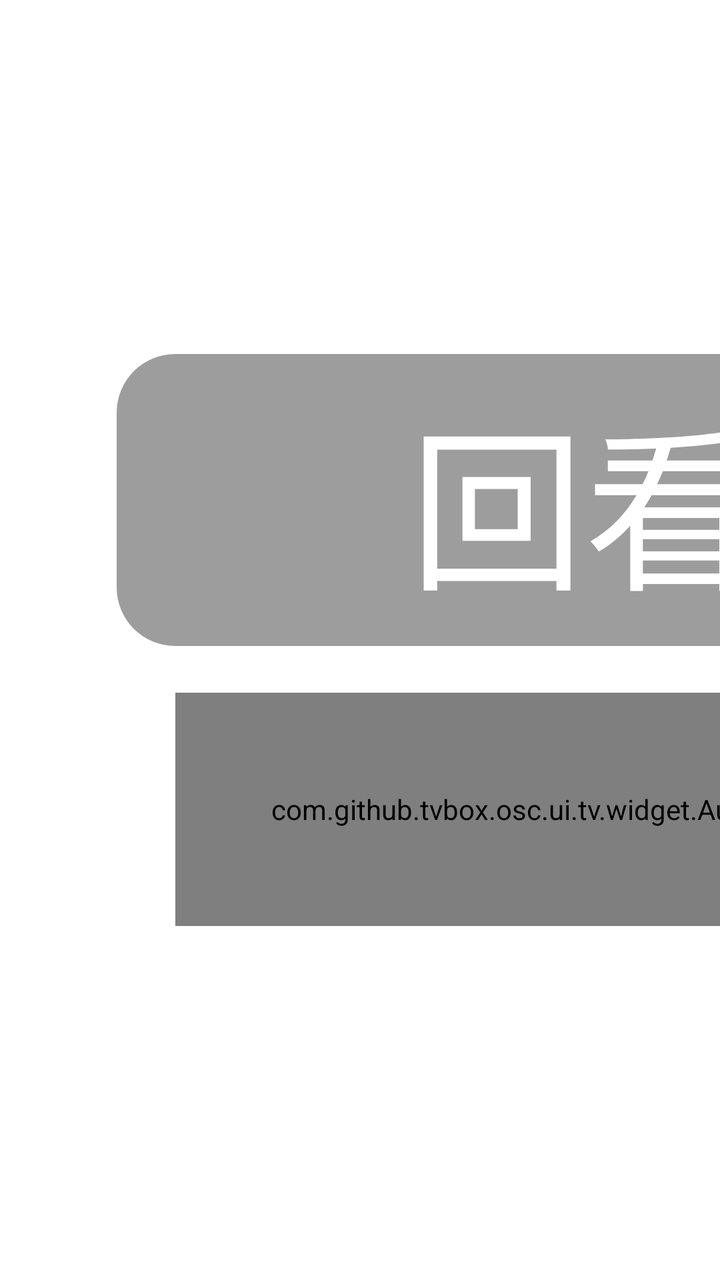
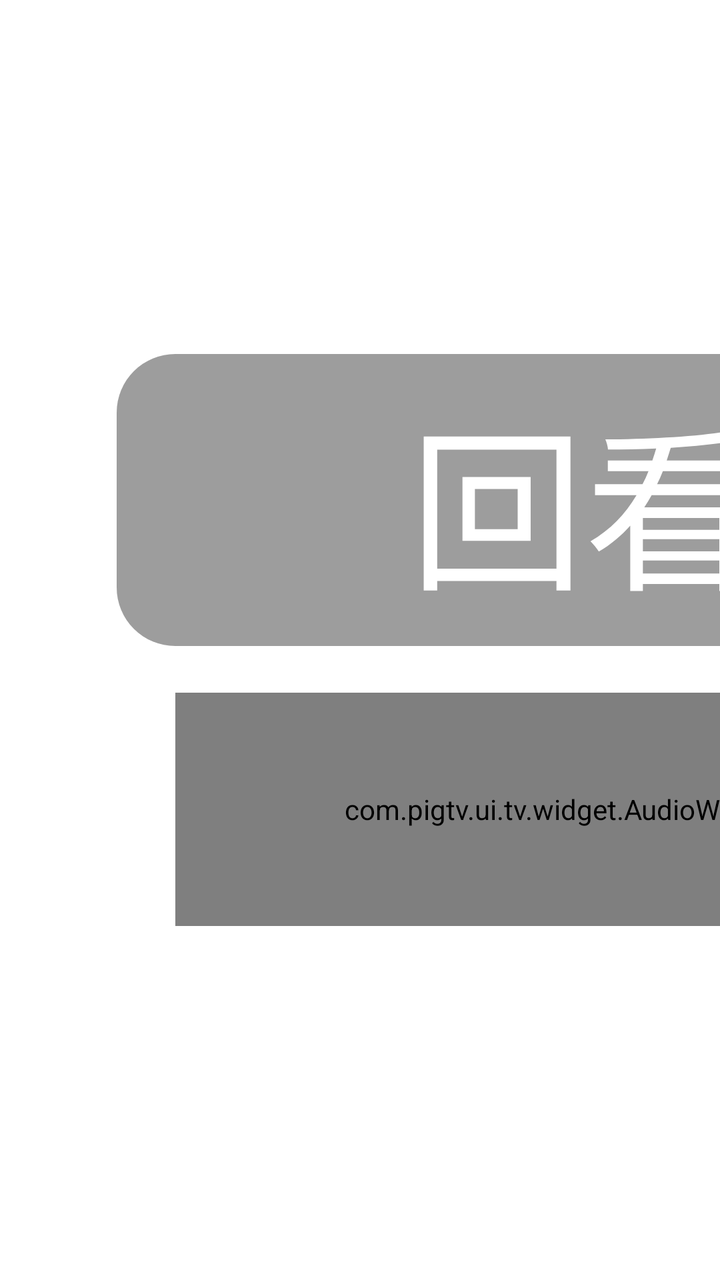

The first picture is an Android layout as it rendered before a commit; the second is the same layout after the commit. The layout source and the unified diff follow.
<!-- AndroidManifest.xml: application theme AppTheme.NoActionBar -->
<!-- res/layout/item_epglist.xml -->
<?xml version="1.0" encoding="utf-8"?>
<LinearLayout xmlns:android="http://schemas.android.com/apk/res/android"
    android:orientation="horizontal"
    android:gravity="bottom"
    android:id="@+id/cl_epg"
    android:background="@drawable/shape_live_select"
    android:layout_width="match_parent"
    android:layout_height="wrap_content"
    android:layout_marginTop="@dimen/vs_10"
    android:layout_marginBottom="@dimen/vs_10"
    android:clickable="true"
    android:focusable="true"
    android:paddingTop="@dimen/vs_5"
    android:paddingBottom="@dimen/vs_5" >

    <LinearLayout
        android:id="@+id/touch"
        android:orientation="vertical"
        android:layout_width="match_parent"
        android:paddingLeft="6dp"
        android:paddingRight="6dp"
        android:paddingBottom="5dp"
        android:paddingTop="5dp"
        android:layout_height="wrap_content"
        android:layout_weight="1">

        <TextView
            android:id="@+id/tv_epg_time"
            android:layout_width="match_parent"
            android:layout_height="wrap_content"
            android:paddingLeft="@dimen/vs_5"
            android:paddingRight="@dimen/vs_5"
            android:textSize="@dimen/vs_15" />

        <com.github.tvbox.osc.ui.tv.widget.MarqueeTextView
            android:id="@+id/tv_epg_name"
            android:layout_width="match_parent"
            android:layout_height="wrap_content"
            android:ellipsize="marquee"
            android:gravity="center|left"
            android:marqueeRepeatLimit="marquee_forever"
            android:paddingLeft="@dimen/vs_5"
            android:paddingRight="@dimen/vs_5"
            android:singleLine="true"
            android:textSize="@dimen/ts_18" />

    </LinearLayout>

    <LinearLayout
        android:layout_width="@dimen/vs_100"
        android:layout_height="wrap_content"
        android:layout_gravity="center_vertical"
        android:orientation="vertical"
        android:paddingLeft="@dimen/vs_5"
        android:paddingRight="@dimen/vs_5">

        <TextView
            android:id="@+id/shiyi"
            android:layout_width="@dimen/vs_80"
            android:layout_height="@dimen/vs_25"
            android:layout_gravity="center|center_vertical"
            android:layout_margin="@dimen/vs_2"
            android:background="@drawable/shape_setting_model_focus"
            android:gravity="center"
            android:text="回看"
            android:textColor="@color/color_FFFFFF"
            android:textSize="@dimen/vs_15" />

        <com.github.tvbox.osc.ui.tv.widget.AudioWaveView
            android:id="@+id/wqddg_AudioWaveView"
            android:layout_width="@dimen/vs_70"
            android:layout_height="@dimen/vs_20"
            android:layout_gravity="center|center_vertical"
            android:layout_margin="@dimen/vs_2"
            android:padding="@dimen/vs_5" />
    </LinearLayout>

</LinearLayout>
<!-- resources referenced by this layout -->
<resources>
  <color name="color_FFFFFF">#FFFFFF</color>
  <dimen name="ts_18">18mm</dimen>
  <dimen name="vs_10">10mm</dimen>
  <dimen name="vs_100">100mm</dimen>
  <dimen name="vs_15">15mm</dimen>
  <dimen name="vs_2">2mm</dimen>
  <dimen name="vs_20">20mm</dimen>
  <dimen name="vs_25">25mm</dimen>
  <dimen name="vs_5">5mm</dimen>
  <dimen name="vs_70">70mm</dimen>
  <dimen name="vs_80">80mm</dimen>
  <!-- drawable shape_live_select (drawable) -->
  <?xml version="1.0" encoding="utf-8"?>
  <selector xmlns:android="http://schemas.android.com/apk/res/android">
      <item android:state_focused="true" android:state_pressed="true">
          <shape>
              <corners android:radius="@dimen/vs_10" />
              <solid android:color="?attr/color_theme_40" />
          </shape>
      </item>
      <item android:state_focused="false" android:state_pressed="true">
          <shape>
              <corners android:radius="@dimen/vs_10" />
              <solid android:color="?attr/color_theme_40" />
          </shape>
      </item>
      <item android:state_focused="true">
          <shape>
              <corners android:radius="@dimen/vs_10" />
              <solid android:color="?attr/color_theme_40" />
  	    
  	    <stroke android:width="2mm" android:color="@android:color/white" />
          </shape>
      </item>
      <item android:state_focused="false" android:state_pressed="false">
          <shape>
              <corners android:radius="@dimen/vs_10" />
              <solid android:color="@android:color/transparent"/>
          </shape>
      </item>
  </selector>
  <!-- drawable shape_setting_model_focus (drawable) -->
  <?xml version="1.0" encoding="utf-8"?>
  <selector xmlns:android="http://schemas.android.com/apk/res/android">
      <item android:state_focused="true" android:state_pressed="true">
          <shape>
              <corners android:radius="@dimen/vs_5" />
              <solid android:color="?attr/color_theme_40" />
          </shape>
      </item>
      <item android:state_focused="false" android:state_pressed="true">
          <shape>
              <corners android:radius="@dimen/vs_5" />
              <solid android:color="?attr/color_theme_40" />
          </shape>
      </item>
      <item android:state_focused="true">
          <shape>
              <corners android:radius="@dimen/vs_5" />
              <solid android:color="?attr/color_theme_40" />
  	    
  	    <stroke android:width="2mm" android:color="@android:color/white" />
          </shape>
      </item>
      <item android:state_focused="false" android:state_pressed="false">
          <shape>
              <corners android:radius="@dimen/vs_5" />
              <solid android:color="@color/color_3D3D3D_50" />
          </shape>
      </item>
  </selector>
  <style name="AppTheme.NoActionBar">
          <item name="android:windowActionBar">false</item>
          <item name="android:windowNoTitle">true</item>
          <item name="windowActionBar">false</item>
          <item name="android:windowFullscreen">true</item>//全屏即无通知栏
          <item name="android:windowContentOverlay">@null</item>//是否有遮盖
          <item name="windowNoTitle">true</item>
          
          
          <item name="android:windowBackground">@android:color/transparent</item>
      </style>
  <color name="color_3D3D3D_50">#803D3D3D</color>
</resources>

<!-- the commit's change to res/layout/item_epglist.xml (unified diff, before → after) -->
@@ -32,7 +32,7 @@
             android:paddingRight="@dimen/vs_5"
             android:textSize="@dimen/vs_15" />
 
-        <com.github.tvbox.osc.ui.tv.widget.MarqueeTextView
+        <com.pigtv.ui.tv.widget.MarqueeTextView
             android:id="@+id/tv_epg_name"
             android:layout_width="match_parent"
             android:layout_height="wrap_content"
@@ -66,7 +66,7 @@
             android:textColor="@color/color_FFFFFF"
             android:textSize="@dimen/vs_15" />
 
-        <com.github.tvbox.osc.ui.tv.widget.AudioWaveView
+        <com.pigtv.ui.tv.widget.AudioWaveView
             android:id="@+id/wqddg_AudioWaveView"
             android:layout_width="@dimen/vs_70"
             android:layout_height="@dimen/vs_20"
